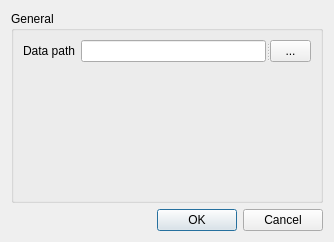
Qt form mypyui/resources/settingsui.ui (ZeeD/movs-viewer) before a commit.
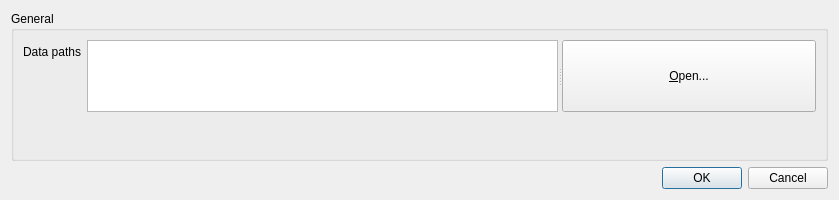
The same form after that commit.

The edit to the form file:
```diff
--- a/mypyui/resources/settingsui.ui
+++ b/mypyui/resources/settingsui.ui
@@ -6,15 +6,15 @@
    <rect>
     <x>0</x>
     <y>0</y>
-    <width>334</width>
-    <height>242</height>
+    <width>839</width>
+    <height>200</height>
    </rect>
   </property>
   <property name="windowTitle">
    <string>Dialog</string>
   </property>
-  <layout class="QVBoxLayout" name="verticalLayout">
-   <item>
+  <layout class="QGridLayout" name="gridLayout">
+   <item row="0" column="0">
     <widget class="QGroupBox" name="groupBox_2">
      <property name="title">
       <string>General</string>
@@ -23,7 +23,7 @@
       <item row="0" column="0">
        <widget class="QLabel" name="label_3">
         <property name="text">
-         <string>Data path</string>
+         <string>Data paths</string>
         </property>
        </widget>
       </item>
@@ -32,10 +32,17 @@
         <property name="orientation">
          <enum>Qt::Horizontal</enum>
         </property>
-        <widget class="QLineEdit" name="dataPathLineEdit"/>
-        <widget class="QToolButton" name="toolButton">
+        <widget class="QPlainTextEdit" name="dataPaths">
+         <property name="sizeAdjustPolicy">
+          <enum>QAbstractScrollArea::AdjustToContents</enum>
+         </property>
+         <property name="readOnly">
+          <bool>true</bool>
+         </property>
+        </widget>
+        <widget class="QToolButton" name="openFileChooser">
          <property name="text">
-          <string>...</string>
+          <string>&amp;Open...</string>
          </property>
         </widget>
        </widget>
@@ -43,7 +50,7 @@
      </layout>
     </widget>
    </item>
-   <item>
+   <item row="1" column="0">
     <widget class="QDialogButtonBox" name="buttonBox">
      <property name="orientation">
       <enum>Qt::Horizontal</enum>
```
Left out of the diff: 12 changed lines with no effect on the pictures.
